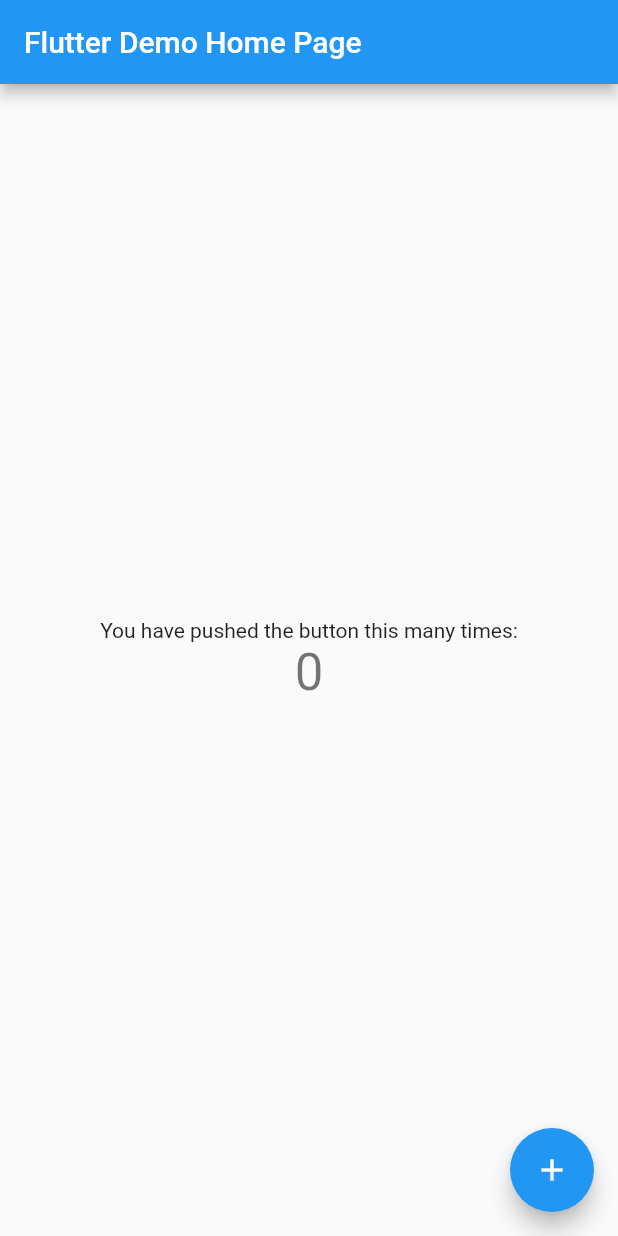
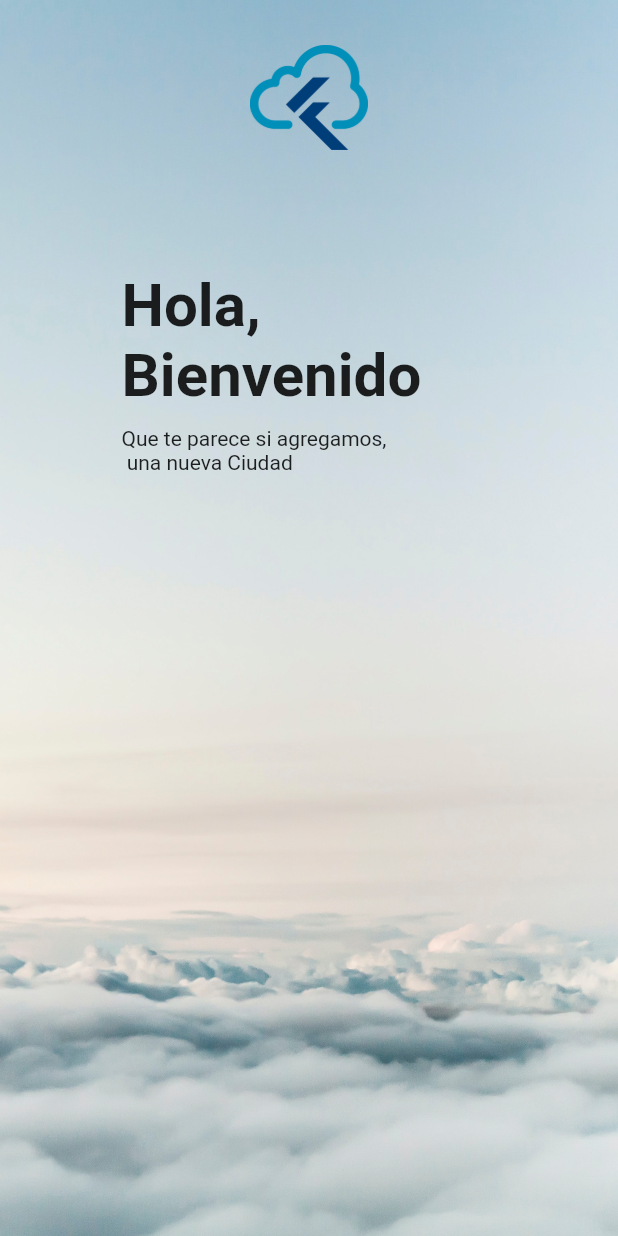
Before and after one commit to olsmca/weatherflutter, a Flutter app: the screen it shows after launch, on a phone screen of 412 x 824 dp. Run offline on Flutter 3.47's test engine with Material 2 defaults, Android fonts, the phone set to English and light mode, and no system bars.

Commit message:
Creation home page

```diff
--- a/lib/main.dart
+++ b/lib/main.dart
@@ -1,4 +1,5 @@
 import 'package:flutter/material.dart';
+import 'package:weatherflutter/ui/home_page.dart';
 
 void main() {
   runApp(MyApp());
@@ -9,109 +10,10 @@ class MyApp extends StatelessWidget {
   @override
   Widget build(BuildContext context) {
     return MaterialApp(
-      title: 'Flutter Demo',
-      theme: ThemeData(
-        // This is the theme of your application.
-        //
-        // Try running your application with "flutter run". You'll see the
-        // application has a blue toolbar. Then, without quitting the app, try
-        // changing the primarySwatch below to Colors.green and then invoke
-        // "hot reload" (press "r" in the console where you ran "flutter run",
-        // or simply save your changes to "hot reload" in a Flutter IDE).
-        // Notice that the counter didn't reset back to zero; the application
-        // is not restarted.
-        primarySwatch: Colors.blue,
-        // This makes the visual density adapt to the platform that you run
-        // the app on. For desktop platforms, the controls will be smaller and
-        // closer together (more dense) than on mobile platforms.
-        visualDensity: VisualDensity.adaptivePlatformDensity,
-      ),
-      home: MyHomePage(title: 'Flutter Demo Home Page'),
+      title: 'Weather Flutter',
+      debugShowCheckedModeBanner: false,
+      theme: ThemeData.light(),
+      home: HomePage(),
     );
   }
 }
-
-class MyHomePage extends StatefulWidget {
-  MyHomePage({Key key, this.title}) : super(key: key);
-
-  // This widget is the home page of your application. It is stateful, meaning
-  // that it has a State object (defined below) that contains fields that affect
-  // how it looks.
-
-  // This class is the configuration for the state. It holds the values (in this
-  // case the title) provided by the parent (in this case the App widget) and
-  // used by the build method of the State. Fields in a Widget subclass are
-  // always marked "final".
-
-  final String title;
-
-  @override
-  _MyHomePageState createState() => _MyHomePageState();
-}
-
-class _MyHomePageState extends State<MyHomePage> {
-  int _counter = 0;
-
-  void _incrementCounter() {
-    setState(() {
-      // This call to setState tells the Flutter framework that something has
-      // changed in this State, which causes it to rerun the build method below
-      // so that the display can reflect the updated values. If we changed
-      // _counter without calling setState(), then the build method would not be
-      // called again, and so nothing would appear to happen.
-      _counter++;
-    });
-  }
-
-  @override
-  Widget build(BuildContext context) {
-    // This method is rerun every time setState is called, for instance as done
-    // by the _incrementCounter method above.
-    //
-    // The Flutter framework has been optimized to make rerunning build methods
-    // fast, so that you can just rebuild anything that needs updating rather
-    // than having to individually change instances of widgets.
-    return Scaffold(
-      appBar: AppBar(
-        // Here we take the value from the MyHomePage object that was created by
-        // the App.build method, and use it to set our appbar title.
-        title: Text(widget.title),
-      ),
-      body: Center(
-        // Center is a layout widget. It takes a single child and positions it
-        // in the middle of the parent.
-        child: Column(
-          // Column is also a layout widget. It takes a list of children and
-          // arranges them vertically. By default, it sizes itself to fit its
-          // children horizontally, and tries to be as tall as its parent.
-          //
-          // Invoke "debug painting" (press "p" in the console, choose the
-          // "Toggle Debug Paint" action from the Flutter Inspector in Android
-          // Studio, or the "Toggle Debug Paint" command in Visual Studio Code)
-          // to see the wireframe for each widget.
-          //
-          // Column has various properties to control how it sizes itself and
-          // how it positions its children. Here we use mainAxisAlignment to
-          // center the children vertically; the main axis here is the vertical
-          // axis because Columns are vertical (the cross axis would be
-          // horizontal).
-          mainAxisAlignment: MainAxisAlignment.center,
-          children: <Widget>[
-            Text(
-              'You have pushed the button this many times:',
-            ),
-            Text(
-              '$_counter',
-              style: Theme.of(context).textTheme.headline4,
-            ),
-          ],
-        ),
-      ),
-      floatingActionButton: FloatingActionButton(
-        onPressed: _incrementCounter,
-        tooltip: 'Increment',
-        child: Icon(Icons.add),
-      ), // This trailing comma makes auto-formatting nicer for build methods.
-    );
-  }
-}
--- /dev/null
+++ b/lib/ui/home_page.dart
@@ -0,0 +1,46 @@
+import 'package:flutter/material.dart';
+
+class HomePage extends StatelessWidget {
+  Widget build(BuildContext context) {
+    return Scaffold(
+        body: Stack(
+      fit: StackFit.expand,
+      children: [
+        Positioned.fill(
+            child: Image.asset(
+          'assets/welcome.jpg',
+          fit: BoxFit.fitHeight,
+        )),
+        SafeArea(
+            child: Center(
+          child: Container(
+            constraints: BoxConstraints(maxWidth: 250),
+            child: Column(
+                crossAxisAlignment: CrossAxisAlignment.stretch,
+                children: [
+                  const SizedBox(
+                    height: 30,
+                  ),
+                  Image.asset(
+                    'assets/logo.png',
+                    height: 70,
+                  ),
+                  const SizedBox(
+                    height: 80,
+                  ),
+                  Text('Hola, \nBienvenido',
+                      textAlign: TextAlign.start,
+                      style:
+                          TextStyle(fontSize: 40, fontWeight: FontWeight.bold)),
+                  const SizedBox(
+                    height: 10,
+                  ),
+                  Text('Que te parece si agregamos, \n una nueva Ciudad',
+                      textAlign: TextAlign.start)
+                ]),
+          ),
+        ))
+      ],
+    ));
+  }
+}
--- a/pubspec.yaml
+++ b/pubspec.yaml
@@ -45,8 +45,8 @@ flutter:
   uses-material-design: true
 
   # To add assets to your application, add an assets section, like this:
-  # assets:
-  #   - images/a_dot_burr.jpeg
+  assets:
+    - assets/
   #   - images/a_dot_ham.jpeg
 
   # An image asset can refer to one or more resolution-specific "variants", see
```
Also changed, not shown: assets/background_states/c.jpg (added), assets/background_states/h.jpg (added), assets/background_states/hc.jpg (added), assets/background_states/hr.jpg (added), assets/background_states/lc.jpg (added), assets/background_states/lr.jpg (added), assets/background_states/s.jpg (added), assets/background_states/sl.jpg (added), assets/background_states/sn.jpg (added), assets/background_states/t.jpg (added), assets/icon.png (added), assets/loader.png (added), assets/logo.png (added), assets/welcome.jpg (added), 1 other file.
